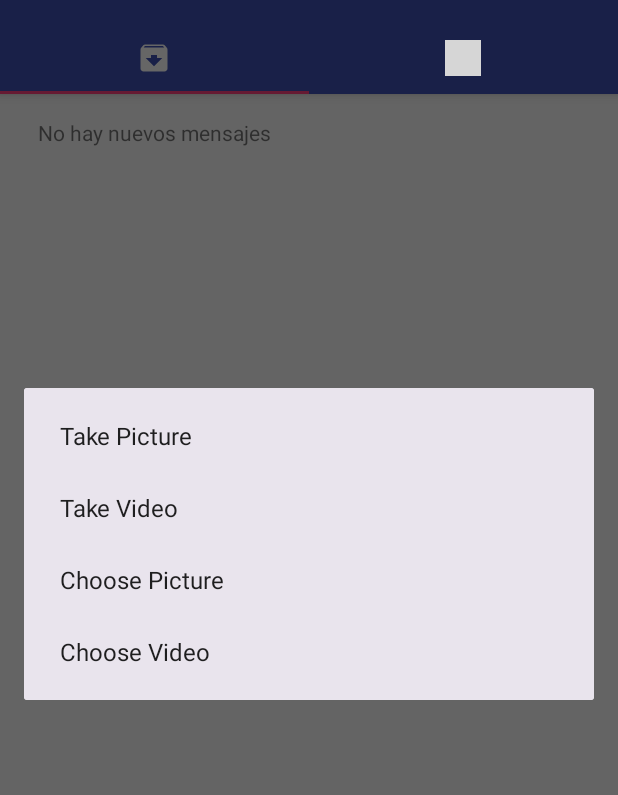
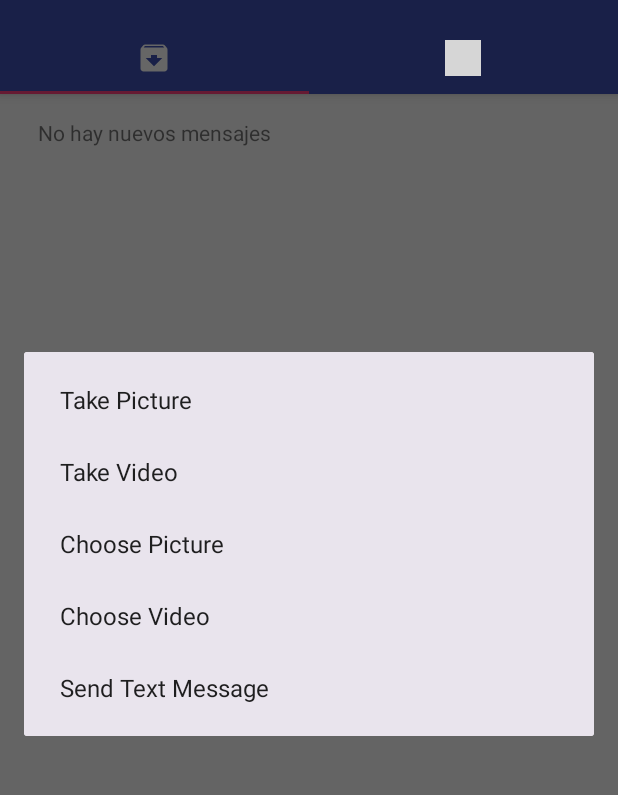
Before and after one commit to Roizus/BurnChat, an Android app: the screen it shows after launch (MainActivity), after a tap on "Camera", on a phone screen of 412 x 824 dp, the part 74-869 px from its top. Run offline under Robolectric (Android 15) with nearby library versions, the phone set to English and light mode, and no system bars; libraries missing offline, so code that uses them is left out: com.parse; 13 statements that could not run were skipped; grey boxes are pictures that could not be loaded.

Commit message:
Last Changes

```diff
--- a/app/src/main/java/es/dev_burnchat/burnchat/MainActivity.java
+++ b/app/src/main/java/es/dev_burnchat/burnchat/MainActivity.java
@@ -254,6 +254,9 @@ public class MainActivity extends AppCompatActivity {
                             Toast.makeText(MainActivity.this, R.string.video_aviso_tamaño, Toast.LENGTH_LONG).show();
                             startActivityForResult(chooseVideoIntent, PICK_VIDEO_REQUEST);
                             break;
+                        case 4: // Send text message
+                            Toast.makeText(MainActivity.this, "Proximamente", Toast.LENGTH_LONG).show();
+                            break;
                     }
                 }
             };
--- a/app/src/main/res/values/strings.xml
+++ b/app/src/main/res/values/strings.xml
@@ -27,6 +27,7 @@
         <item>Take Video</item>
         <item>Choose Picture</item>
         <item>Choose Video</item>
+        <item>Send Text Message</item>
     </string-array>
     <string name="title_activity_recipients">RecipientsActivity</string>
     <string name="lista_receptores_vacia">No existen receptores</string>
```
